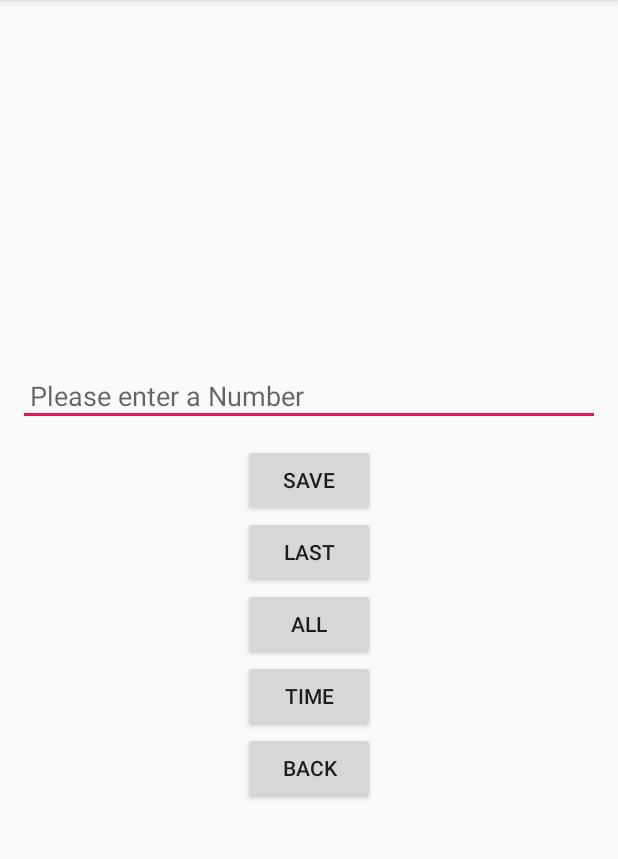
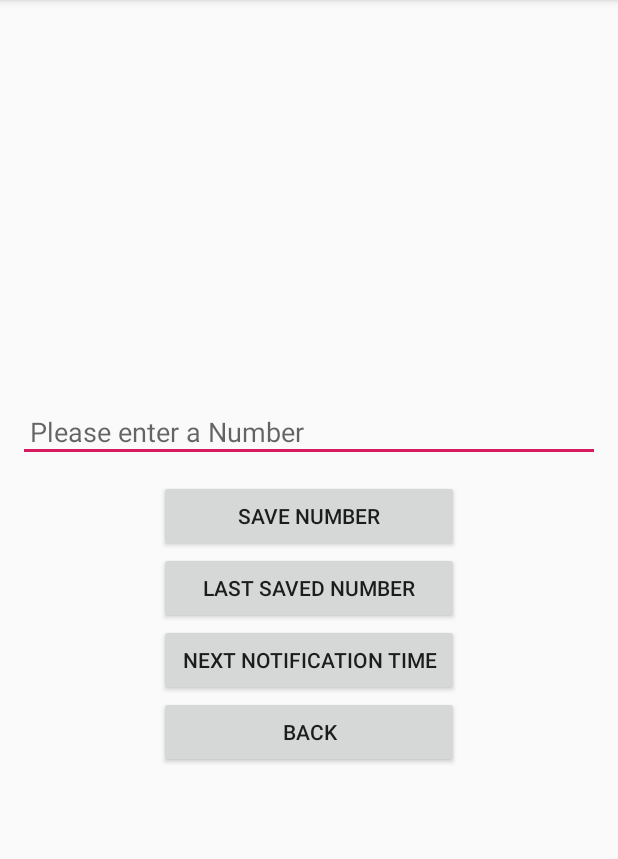
Before and after one commit to tanuj22333/Sample-Job, an Android app: the screen it shows after launch (SecondActivity), after a tap on "SECOND ACTIVITY", on a phone screen of 412 x 824 dp, the part 84-943 px from its top. Run offline under Robolectric (Android 15) with nearby library versions, the phone set to English and light mode, and no system bars; our stand-ins replace ButterKnife, Room's generated code; 1 other tap on this screen came first.

```diff
--- a/app/src/main/java/com/tanuj/samplejob/activities/FirstActivity.java
+++ b/app/src/main/java/com/tanuj/samplejob/activities/FirstActivity.java
@@ -23,6 +23,7 @@ public class FirstActivity extends AppCompatActivity {
 
     private static final String TAG = FirstActivity.class.getSimpleName();
     public static final String COMING_FROM_NOTIFICATION = "coming_from_notification";
+    SimpleDateFormat formatter = new SimpleDateFormat("yyyy-MM-dd HH:mm:ss.SSS");
 
     @BindView(R.id.btn_second_activity)
     Button btnSecondActivity;
@@ -42,8 +43,6 @@ public class FirstActivity extends AppCompatActivity {
         chronometer.setOnChronometerTickListener(new Chronometer.OnChronometerTickListener() {
             @Override
             public void onChronometerTick(Chronometer chronometer) {
-
-                SimpleDateFormat formatter = new SimpleDateFormat("yyyy-MM-dd HH:mm:ss.SSS");
                 Date today = new Date();
                 String result = formatter.format(today);
                 chronometer.setText(result);
--- a/app/src/main/java/com/tanuj/samplejob/activities/SecondActivity.java
+++ b/app/src/main/java/com/tanuj/samplejob/activities/SecondActivity.java
@@ -41,8 +41,6 @@ public class SecondActivity extends AppCompatActivity implements SecondView, Tim
     Button notificationTimeBtn;
     @BindView(R.id.back_btn)
     Button backBtn;
-    @BindView(R.id.all_btn)
-    Button allBtn;
 
     private SecondPresenter presenter;
 
@@ -99,11 +97,6 @@ public class SecondActivity extends AppCompatActivity implements SecondView, Tim
 
         TimePickerDialog timePickerDialog = new TimePickerDialog(this, this, hour, minute, false);
         timePickerDialog.show();
-    }
-
-    @OnClick(R.id.all_btn)
-    public void onViewClicked() {
-        presenter.getAllData();
     }
 
     @Override
--- a/app/src/main/java/com/tanuj/samplejob/background/NotifyWorker.java
+++ b/app/src/main/java/com/tanuj/samplejob/background/NotifyWorker.java
@@ -4,6 +4,7 @@ import android.content.Context;
 import android.support.annotation.NonNull;
 import android.util.Log;
 
+import com.tanuj.samplejob.App;
 import com.tanuj.samplejob.Utils;
 
 import androidx.work.Worker;
--- a/app/src/main/res/layout/activity_second.xml
+++ b/app/src/main/res/layout/activity_second.xml
@@ -19,32 +19,26 @@
 
     <Button
         android:id="@+id/save_btn"
-        android:text="@string/save"
-        android:layout_width="wrap_content"
+        android:text="@string/save_number"
+        android:layout_width="200dp"
         android:layout_height="wrap_content" />
 
     <Button
         android:id="@+id/last_saved_btn"
         android:text="@string/last"
-        android:layout_width="wrap_content"
-        android:layout_height="wrap_content" />
-
-    <Button
-        android:id="@+id/all_btn"
-        android:text="All"
-        android:layout_width="wrap_content"
+        android:layout_width="200dp"
         android:layout_height="wrap_content" />
 
     <Button
         android:id="@+id/notification_time_btn"
-        android:text="@string/time"
-        android:layout_width="wrap_content"
+        android:text="@string/next_notification_time"
+        android:layout_width="200dp"
         android:layout_height="wrap_content" />
 
     <Button
         android:id="@+id/back_btn"
         android:text="@string/back"
-        android:layout_width="wrap_content"
+        android:layout_width="200dp"
         android:layout_height="wrap_content" />
 
 </LinearLayout>
--- a/app/src/main/res/values/strings.xml
+++ b/app/src/main/res/values/strings.xml
@@ -2,9 +2,9 @@
     <string name="app_name">Sample Job</string>
     <string name="second_activity">Second Activity</string>
     <string name="enter_number">Please enter a Number</string>
-    <string name="save">Save</string>
-    <string name="last">Last</string>
-    <string name="time">Time</string>
+    <string name="save_number">Save Number</string>
+    <string name="last">Last Saved Number</string>
+    <string name="next_notification_time">Next Notification Time</string>
     <string name="back">back</string>
     <string name="show_notification">Show Notification</string>
     <string name="do_planned_work">Do your planned work</string>
```
Also changed, not shown: app/src/main/java/com/tanuj/samplejob/Utils.java (+21 -1 lines).
